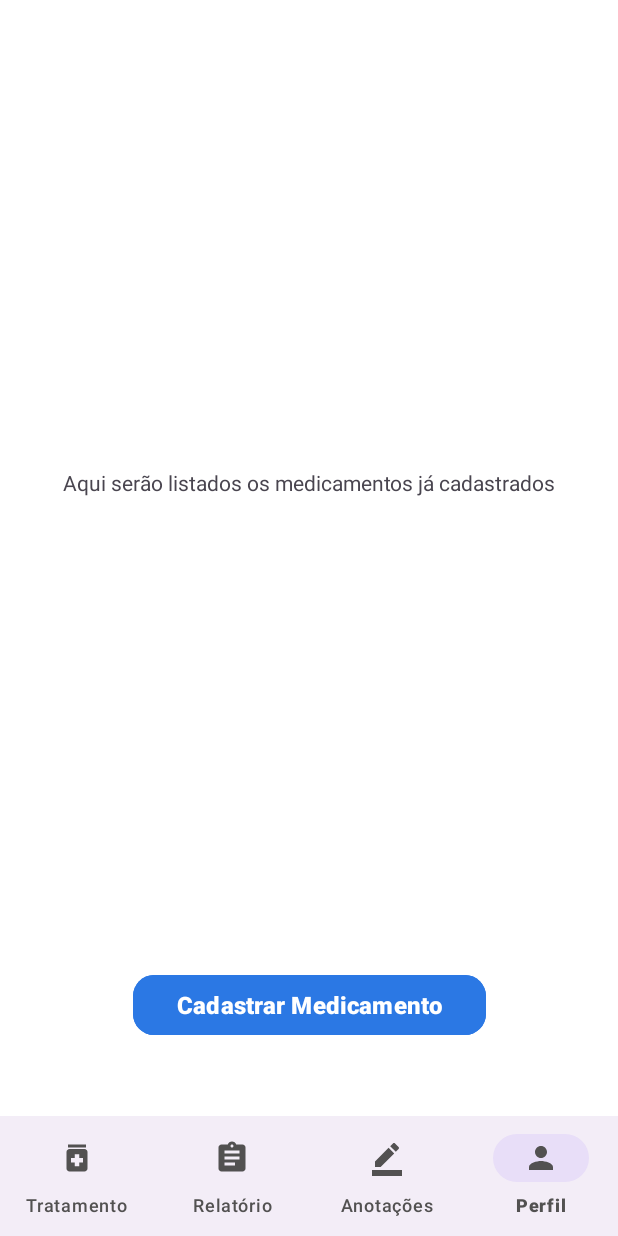
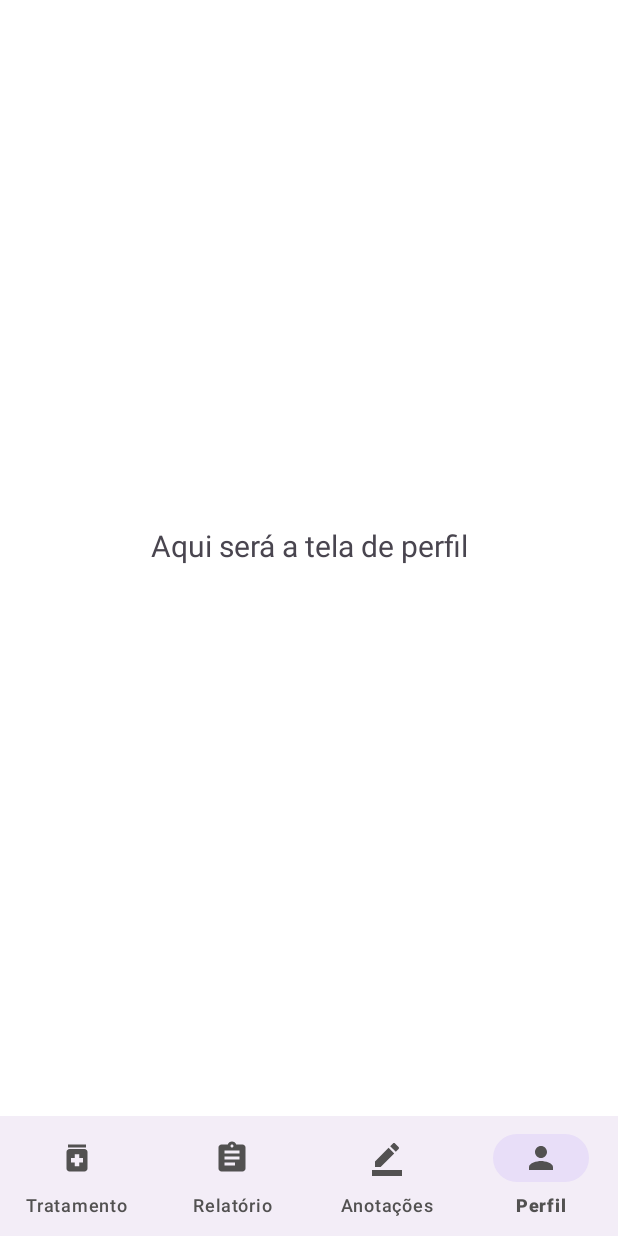
Before and after one commit to lisboaluan/doseCerta, an Android app: the HomeActivity screen opened directly, with no data from a screen before it, item 4 of the bottom bar chosen, on a phone screen of 412 x 824 dp. Run offline under Robolectric (Android 15) with nearby library versions, the phone set to English and light mode, and no system bars.

Commit message:
Enviando as atualizações do menu

```diff
--- a/app/src/main/java/com/luanlisboa/dosecerta/fragments/TratamentoFragment.kt
+++ b/app/src/main/java/com/luanlisboa/dosecerta/fragments/TratamentoFragment.kt
@@ -5,7 +5,9 @@ import androidx.fragment.app.Fragment
 import android.view.LayoutInflater
 import android.view.View
 import android.view.ViewGroup
+import android.widget.Button
 import com.luanlisboa.dosecerta.R
+import com.luanlisboa.dosecerta.router.RouterManager
 
 // TODO: Rename parameter arguments, choose names that match
 // the fragment initialization parameters, e.g. ARG_ITEM_NUMBER
@@ -34,8 +36,19 @@ class TratamentoFragment : Fragment() {
         inflater: LayoutInflater, container: ViewGroup?,
         savedInstanceState: Bundle?
     ): View? {
-        // Inflate the layout for this fragment
+
         return inflater.inflate(R.layout.fragment_tratamento, container, false)
+    }
+
+    override fun onViewCreated(view: View, savedInstanceState: Bundle?) {
+        super.onViewCreated(view, savedInstanceState)
+
+        val btnCadastroMedicamento : Button = view.findViewById(R.id.btnCadastrarTratamento)
+
+        btnCadastroMedicamento.setOnClickListener{
+            RouterManager.direcionarParaCadastroMedicamento(this)
+        }
+
     }
 
     companion object {
--- a/app/src/main/java/com/luanlisboa/dosecerta/view/HomeActivity.kt
+++ b/app/src/main/java/com/luanlisboa/dosecerta/view/HomeActivity.kt
@@ -2,23 +2,56 @@ package com.luanlisboa.dosecerta.view
 
 import android.os.Bundle
 import androidx.appcompat.app.AppCompatActivity
+import androidx.fragment.app.Fragment
+import androidx.fragment.app.replace
+import androidx.navigation.NavController
+import com.luanlisboa.dosecerta.R
 import com.luanlisboa.dosecerta.databinding.ActivityHomeBinding
+import com.luanlisboa.dosecerta.fragments.AnotacaoFragment
+import com.luanlisboa.dosecerta.fragments.PerfilFragment
+import com.luanlisboa.dosecerta.fragments.RelatorioFragment
+import com.luanlisboa.dosecerta.fragments.TratamentoFragment
 import com.luanlisboa.dosecerta.router.RouterManager
 
 class HomeActivity : AppCompatActivity() {
 
     private lateinit var binding: ActivityHomeBinding
+//    private lateinit var navController: NavController
 
     override fun onCreate(savedInstanceState: Bundle?) {
         super.onCreate(savedInstanceState)
         binding = ActivityHomeBinding.inflate(layoutInflater)
         setContentView(binding.root)
+        replaceFragment(TratamentoFragment())
 
-        binding.btnCadastrarTratamento.setOnClickListener{
-            RouterManager.direcionarParaCadastroMedicamento(this)
+//        binding.btnCadastrarTratamento.setOnClickListener{
+//            RouterManager.direcionarParaCadastroMedicamento(this)
+//        }
+        supportActionBar?.hide()
+
+        binding.btnNavView.setOnItemSelectedListener {
+
+            when(it.itemId){
+
+                R.id.menu_tratamento -> replaceFragment(TratamentoFragment())
+                R.id.menu_relatorio -> replaceFragment(RelatorioFragment())
+                R.id.menu_anotacao -> replaceFragment(AnotacaoFragment())
+                R.id.menu_perfil -> replaceFragment(PerfilFragment())
+
+                else ->{
+                    replaceFragment(TratamentoFragment())
+                }
+            }
+            true
         }
 
-        supportActionBar?.hide()
+    }
 
+    private fun replaceFragment(fragment : Fragment ){
+
+        val fragmentManager = supportFragmentManager
+        val fragmentTransaction = fragmentManager.beginTransaction()
+        fragmentTransaction.replace(R.id.fragmentRelatorio, fragment)
+        fragmentTransaction.commit()
     }
 }
--- a/app/src/main/res/layout/activity_home.xml
+++ b/app/src/main/res/layout/activity_home.xml
@@ -1,10 +1,11 @@
 <?xml version="1.0" encoding="utf-8"?>
-
 <ScrollView xmlns:android="http://schemas.android.com/apk/res/android"
+    xmlns:tools="http://schemas.android.com/tools"
     android:layout_width="match_parent"
     android:layout_height="match_parent"
     xmlns:app="http://schemas.android.com/apk/res-auto"
     android:fillViewport="true">
+
 
     <androidx.constraintlayout.widget.ConstraintLayout
         android:layout_width="match_parent"
@@ -12,23 +13,18 @@
         android:orientation="vertical"
         android:background="@color/white">
 
-        <FrameLayout
-            android:id="@+id/frame_layout"
+
+
+        <androidx.fragment.app.FragmentContainerView
+            android:id="@+id/fragmentRelatorio"
+            android:name="com.luanlisboa.dosecerta.fragments.RelatorioFragment"
             android:layout_width="0dp"
             android:layout_height="0dp"
+            app:layout_constraintBottom_toTopOf="@+id/btn_nav_view"
             app:layout_constraintEnd_toEndOf="parent"
             app:layout_constraintStart_toStartOf="parent"
-            app:layout_constraintTop_toTopOf="parent">
-        </FrameLayout>
+            app:layout_constraintTop_toTopOf="parent" />
 
-        <TextView
-            android:layout_width="wrap_content"
-            android:layout_height="22sp"
-            android:text="Aqui serão listados os medicamentos já cadastrados"
-            app:layout_constraintBottom_toTopOf="@+id/btnCadastrarTratamento"
-            app:layout_constraintEnd_toEndOf="parent"
-            app:layout_constraintStart_toStartOf="parent"
-            app:layout_constraintTop_toBottomOf="@+id/frame_layout" />
 
         <com.google.android.material.bottomnavigation.BottomNavigationView
             android:id="@+id/btn_nav_view"
@@ -43,21 +39,6 @@
             app:layout_constraintHorizontal_bias="0.0"
             app:menu="@menu/bottom_nav"/>
 
-        <Button
-            android:id="@+id/btnCadastrarTratamento"
-            android:layout_width="235dp"
-            android:layout_height="wrap_content"
-            android:layout_marginStart="100dp"
-            android:layout_marginEnd="100dp"
-            android:layout_marginBottom="50dp"
-            android:backgroundTint="@color/blue"
-            android:text="@string/btn_cadastrarMedicamento"
-            android:textSize="16sp"
-            android:textStyle="bold"
-            app:cornerRadius="14dp"
-            app:layout_constraintBottom_toTopOf="@+id/btn_nav_view"
-            app:layout_constraintEnd_toEndOf="parent"
-            app:layout_constraintHorizontal_bias="0.5"
-            app:layout_constraintStart_toStartOf="parent" />
+
     </androidx.constraintlayout.widget.ConstraintLayout>
 </ScrollView>
--- a/app/src/main/res/layout/fragment_perfil.xml
+++ b/app/src/main/res/layout/fragment_perfil.xml
@@ -7,8 +7,14 @@
 
     <!-- TODO: Update blank fragment layout -->
     <TextView
+        android:id="@+id/textView2"
         android:layout_width="match_parent"
-        android:layout_height="match_parent"
-        android:text="@string/hello_blank_fragment" />
+        android:layout_height="wrap_content"
+        android:layout_marginLeft="40dp"
+        android:layout_marginTop="350dp"
+        android:layout_marginRight="40dp"
+        android:textAlignment="center"
+        android:text="@string/txt_perfil"
+        android:textSize="20sp" />
 
 </FrameLayout>
```
Also changed, not shown: app/src/main/java/com/luanlisboa/dosecerta/router/RouterManager.kt (+4 -3 lines), app/src/main/res/layout/fragment_anotacao.xml (+9 -3 lines), app/src/main/res/layout/fragment_relatorio.xml (+9 -3 lines), app/src/main/res/layout/fragment_tratamento.xml (+22 -3 lines), app/src/main/res/values/strings.xml (+11 -3 lines).
